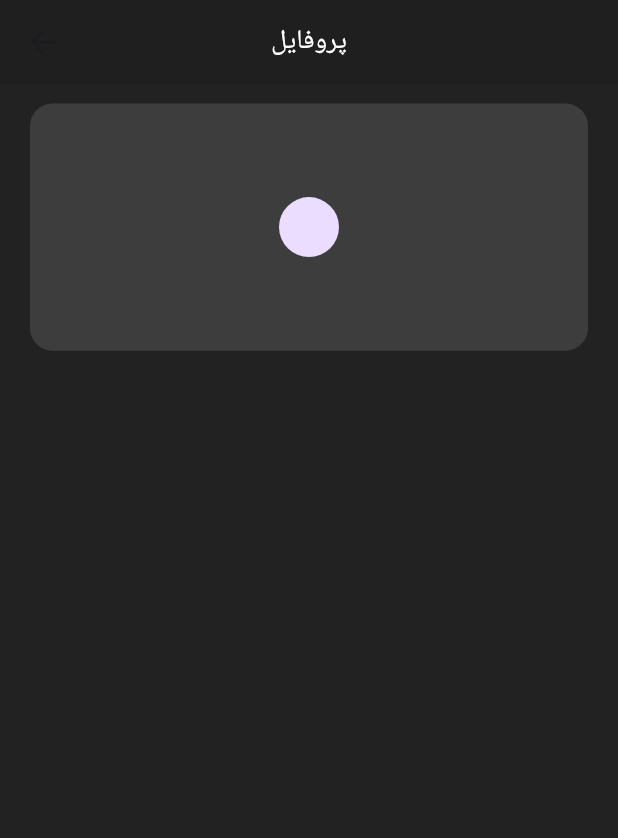
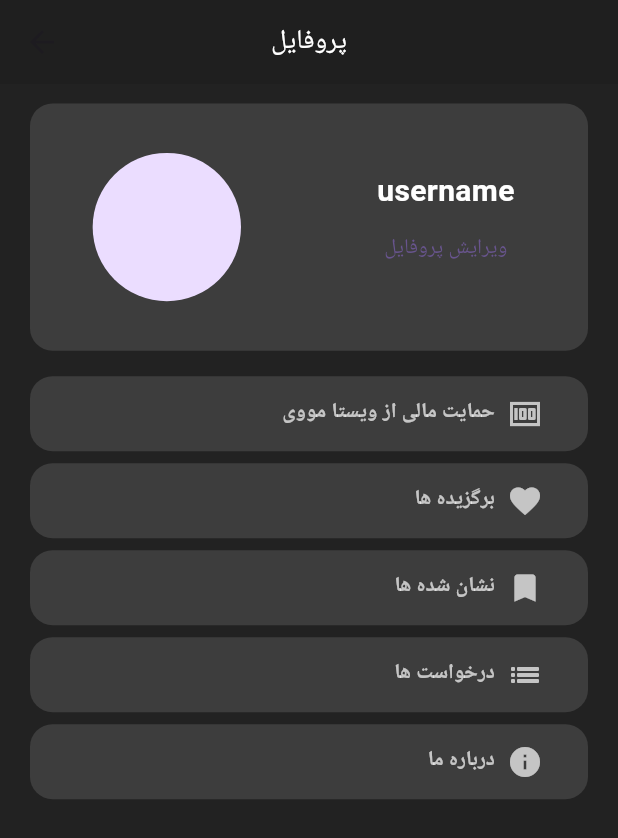
Before and after one commit to immrit/vista_movie, a Flutter app: the ProfileView screen opened directly, on a phone screen of 412 x 824 dp. Shown: the top 838 px of the screen. Run offline on Flutter 3.47's test engine with Material 3 defaults, Android fonts, the phone set to English and light mode, and no system bars; our stand-ins replace dio, pocketbase, shimmer, smooth_page_indicator, video_player; missing offline and left inert: external_video_player_launcher, subtitle_wrapper_package; network calls fail.

Commit message:
profile screen

```diff
--- a/lib/view/Screens/profileView.dart
+++ b/lib/view/Screens/profileView.dart
@@ -1,4 +1,6 @@
 import 'package:flutter/material.dart';
+
+import '../widgets/widgets.dart';
 
 class ProfileView extends StatefulWidget {
   const ProfileView({super.key});
@@ -32,10 +34,43 @@ class _ProfileViewState extends State<ProfileView> {
             child: Row(
               mainAxisAlignment: MainAxisAlignment.spaceAround,
               children: [
-                CircleAvatar(),
+                CircleAvatar(maxRadius: hi * .06),
+                Column(
+                  mainAxisAlignment: MainAxisAlignment.center,
+                  children: [
+                    Text(
+                      "username",
+                      style: TextStyle(
+                          fontSize: 20,
+                          color: Colors.white,
+                          fontWeight: FontWeight.bold),
+                    ),
+                    TextButton(onPressed: () {}, child: Text("ویرایش پروفایل"))
+                  ],
+                )
               ],
             ),
-          )
+          ),
+          ProfileItem(
+            name: 'حمایت مالی از ویستا مووی',
+            icon: Icons.money,
+          ),
+          ProfileItem(
+            name: 'برگزیده ها',
+            icon: Icons.favorite,
+          ),
+          ProfileItem(
+            name: 'نشان شده ها',
+            icon: Icons.bookmark,
+          ),
+          ProfileItem(
+            name: 'درخواست ها',
+            icon: Icons.list_sharp,
+          ),
+          ProfileItem(
+            name: 'درباره ما',
+            icon: Icons.info,
+          ),
         ],
       ),
     );
--- a/lib/view/widgets/widgets.dart
+++ b/lib/view/widgets/widgets.dart
@@ -37,3 +37,37 @@ class seeMore extends StatelessWidget {
     );
   }
 }
+
+class ProfileItem extends StatelessWidget {
+  String name;
+  IconData icon;
+  ProfileItem({
+    Key? key,
+    required this.name,
+    required this.icon,
+  }) : super(key: key);
+
+  @override
+  Widget build(BuildContext context) {
+    return Container(
+      height: 50,
+      alignment: Alignment.centerRight,
+      padding: EdgeInsets.only(right: 30),
+      margin: EdgeInsets.symmetric(horizontal: 20, vertical: 4),
+      decoration: BoxDecoration(
+          color: Colors.white12, borderRadius: BorderRadius.circular(15)),
+      child: Row(mainAxisAlignment: MainAxisAlignment.end, children: [
+        Container(
+          margin: EdgeInsets.only(right: 8),
+          child: Text(name,
+              style: TextStyle(
+                  color: Colors.white70, fontWeight: FontWeight.bold)),
+        ),
+        Icon(
+          icon,
+          color: Colors.white70,
+        )
+      ]),
+    );
+  }
+}
```
Also changed, not shown: 1 other file.
